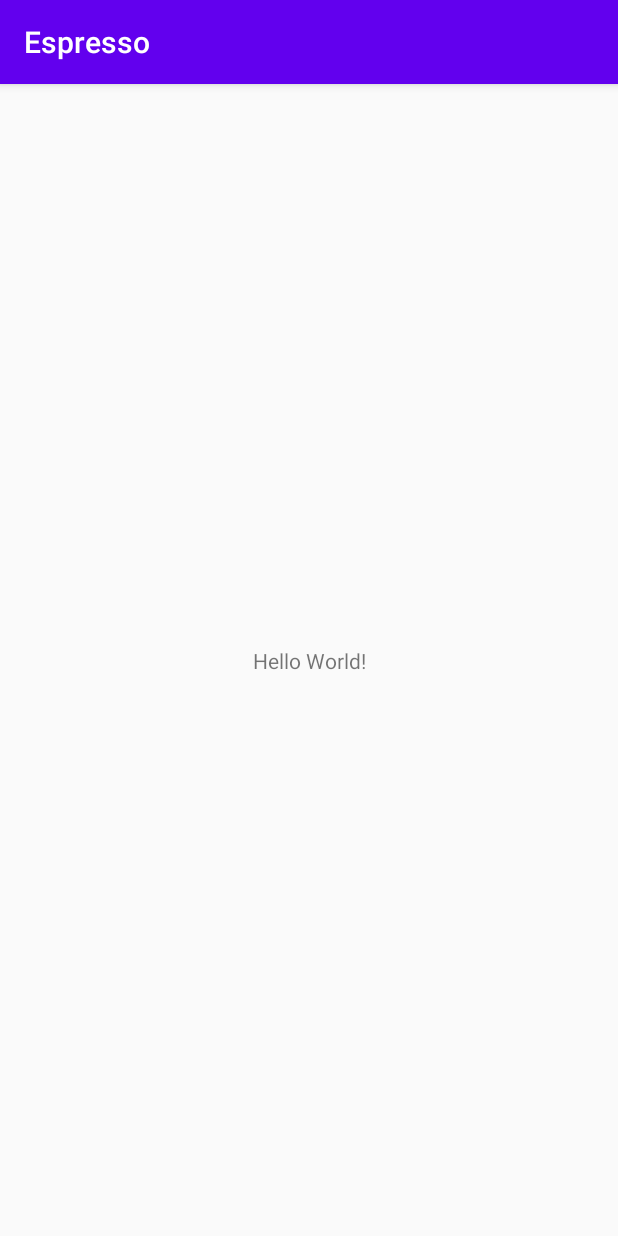
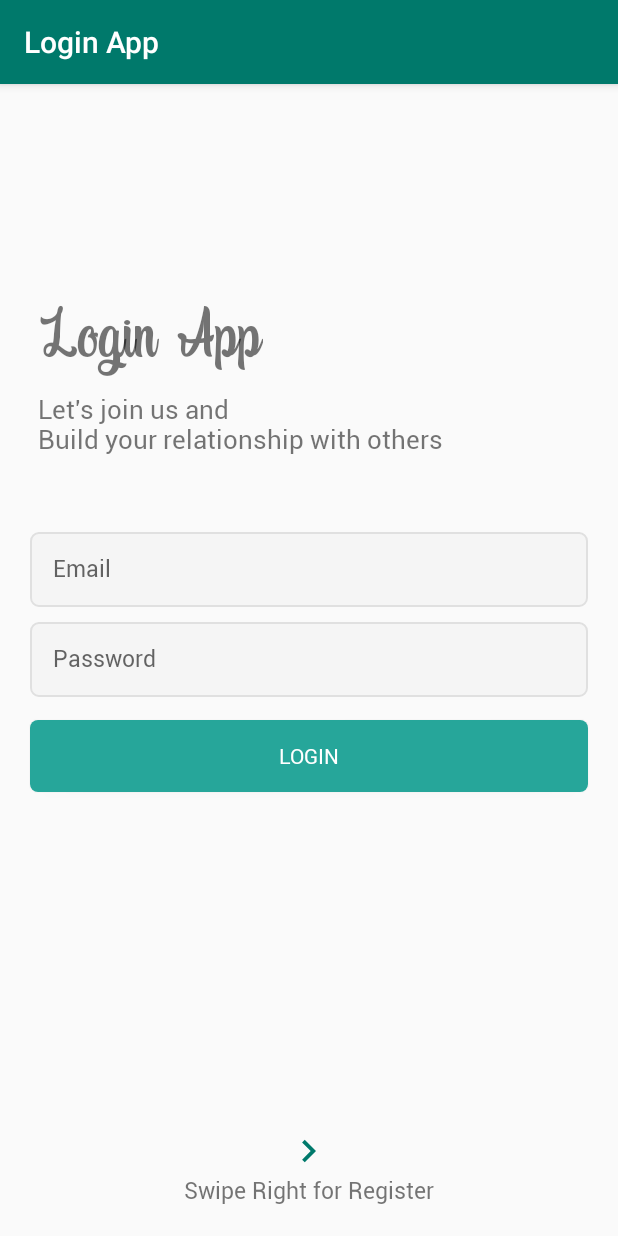
Before and after one commit to vaskocuturilo/Espresso, an Android app: the screen it shows after launch (MainActivity before the commit, LoginActivity after it), on a phone screen of 412 x 824 dp. Run offline under Robolectric (Android 15) with nearby library versions, the phone set to English and light mode, and no system bars; libraries missing offline, so code that uses them is left out: com.parse; 1 statement that could not run was skipped.

Commit message:
DV-0002: Create login form.

```diff
--- a/app/build.gradle
+++ b/app/build.gradle
@@ -20,14 +20,33 @@ android {
             proguardFiles getDefaultProguardFile('proguard-android-optimize.txt'), 'proguard-rules.pro'
         }
     }
+    compileOptions {
+        sourceCompatibility JavaVersion.VERSION_1_8
+        targetCompatibility JavaVersion.VERSION_1_8
+    }
+
+}
+
+repositories {
+    mavenCentral()
+    jcenter()
+    maven { url 'https://jitpack.io' }
+}
+
+ext {
+    parseVersion = "1.26.0"
 }
 
 dependencies {
-    implementation fileTree(dir: "libs", include: ["*.jar"])
-    implementation 'androidx.appcompat:appcompat:1.2.0'
-    implementation 'androidx.constraintlayout:constraintlayout:2.0.4'
+    implementation fileTree(dir: 'libs', include: ['*.jar'])
+
+    implementation 'androidx.appcompat:appcompat:1.1.0'
+    implementation 'androidx.constraintlayout:constraintlayout:1.1.3'
+    implementation 'androidx.legacy:legacy-support-v4:1.0.0'
     testImplementation 'junit:junit:4.12'
-    androidTestImplementation 'androidx.test.ext:junit:1.1.2'
-    androidTestImplementation 'androidx.test.espresso:espresso-core:3.3.0'
-
+    androidTestImplementation 'androidx.test.ext:junit:1.1.1'
+    androidTestImplementation 'androidx.test.espresso:espresso-core:3.2.0'
+    implementation "com.github.parse-community.Parse-SDK-Android:parse:$parseVersion"
+    androidTestImplementation 'androidx.test.uiautomator:uiautomator:2.2.0'
+    implementation 'com.google.code.gson:gson:2.8.6'
 }
--- a/app/src/main/AndroidManifest.xml
+++ b/app/src/main/AndroidManifest.xml
@@ -1,15 +1,29 @@
 <?xml version="1.0" encoding="utf-8"?>
 <manifest xmlns:android="http://schemas.android.com/apk/res/android"
-    package="com.example.espresso" >
+    package="com.example.espresso">
+
+    <uses-permission android:name="android.permission.ACCESS_NETWORK_STATE" />
+    <uses-permission android:name="android.permission.INTERNET" />
 
     <application
+        android:name=".App"
         android:allowBackup="true"
         android:icon="@mipmap/ic_launcher"
         android:label="@string/app_name"
         android:roundIcon="@mipmap/ic_launcher_round"
         android:supportsRtl="true"
-        android:theme="@style/AppTheme" >
-        <activity android:name=".MainActivity" >
+        android:theme="@style/AppTheme">
+        <meta-data
+            android:name="com.parse.SERVER_URL"
+            android:value="@string/back4app_server_url" />
+        <meta-data
+            android:name="com.parse.APPLICATION_ID"
+            android:value="@string/app_id" />
+        <meta-data
+            android:name="com.parse.CLIENT_KEY"
+            android:value="@string/app_key" />
+
+        <activity android:name=".LoginActivity">
             <intent-filter>
                 <action android:name="android.intent.action.MAIN" />
 
@@ -17,5 +31,4 @@
             </intent-filter>
         </activity>
     </application>
-
 </manifest>
--- /dev/null
+++ b/app/src/main/java/com/example/espresso/App.java
@@ -0,0 +1,20 @@
+package com.example.espresso;
+
+import android.app.Application;
+
+import com.parse.Parse;
+
+public class App extends Application {
+
+    @Override
+    public void onCreate() {
+        super.onCreate();
+
+        Parse.initialize(new Parse.Configuration.Builder(this)
+                .applicationId(getString(R.string.app_id))
+                .clientKey(getString(R.string.app_key))
+                .server("https://parseapi.back4app.com/")
+                .build()
+        );
+    }
+}
--- /dev/null
+++ b/app/src/main/java/com/example/espresso/LoginActivity.java
@@ -0,0 +1,14 @@
+package com.example.espresso;
+
+import android.os.Bundle;
+
+import androidx.appcompat.app.AppCompatActivity;
+
+public class LoginActivity extends AppCompatActivity {
+
+    @Override
+    protected void onCreate(final Bundle bundle) {
+        super.onCreate(bundle);
+        setContentView(R.layout.login_activity);
+    }
+}
--- a/app/src/main/java/com/example/espresso/MainActivity.java
+++ /dev/null
@@ -1,13 +0,0 @@
-package com.example.espresso;
-
-import androidx.appcompat.app.AppCompatActivity;
-import android.os.Bundle;
-
-public class MainActivity extends AppCompatActivity {
-
-    @Override
-    protected void onCreate(Bundle savedInstanceState) {
-        super.onCreate(savedInstanceState);
-        setContentView(R.layout.activity_main);
-    }
-}
--- /dev/null
+++ b/app/src/main/res/drawable/btn_custom.xml
@@ -0,0 +1,14 @@
+<?xml version="1.0" encoding="utf-8"?>
+<shape xmlns:android="http://schemas.android.com/apk/res/android"
+    android:padding="10dp"
+    android:shape="rectangle" >
+
+    <solid android:color="#26a69a" />
+
+    <corners
+        android:bottomLeftRadius="5dp"
+        android:bottomRightRadius="5dp"
+        android:topLeftRadius="5dp"
+        android:topRightRadius="5dp" />
+
+</shape>
--- /dev/null
+++ b/app/src/main/res/drawable/et_custom.xml
@@ -0,0 +1,18 @@
+<?xml version="1.0" encoding="utf-8"?>
+<shape xmlns:android="http://schemas.android.com/apk/res/android"
+    android:padding="10dp"
+    android:shape="rectangle" >
+
+    <solid android:color="#f5f5f5" />
+
+    <stroke
+        android:width="1dp"
+        android:color="#e0e0e0" />
+
+    <corners
+        android:bottomLeftRadius="5dp"
+        android:bottomRightRadius="5dp"
+        android:topLeftRadius="5dp"
+        android:topRightRadius="5dp" />
+
+</shape>
--- /dev/null
+++ b/app/src/main/res/drawable/ic_arrow_left.xml
@@ -0,0 +1,8 @@
+<vector android:height="24dp"
+    android:tint="@color/colorPrimary"
+    android:viewportHeight="24.0"
+    android:viewportWidth="24.0"
+    android:width="24dp"
+    xmlns:android="http://schemas.android.com/apk/res/android">
+    <path android:fillColor="#FF000000" android:pathData="M15.41,16.09l-4.58,-4.59 4.58,-4.59L14,5.5l-6,6 6,6z"/>
+</vector>
--- /dev/null
+++ b/app/src/main/res/drawable/ic_arrow_right.xml
@@ -0,0 +1,8 @@
+<vector android:height="24dp"
+    android:tint="@color/colorPrimary"
+    android:viewportHeight="24.0"
+    android:viewportWidth="24.0"
+    android:width="24dp"
+    xmlns:android="http://schemas.android.com/apk/res/android">
+    <path android:fillColor="#FF000000" android:pathData="M8.59,16.34l4.58,-4.59 -4.58,-4.59L10,5.75l6,6 -6,6z"/>
+</vector>
--- a/app/src/main/res/layout/activity_main.xml
+++ /dev/null
@@ -1,18 +0,0 @@
-<?xml version="1.0" encoding="utf-8"?>
-<androidx.constraintlayout.widget.ConstraintLayout
-    xmlns:android="http://schemas.android.com/apk/res/android"
-    xmlns:tools="http://schemas.android.com/tools"
-    xmlns:app="http://schemas.android.com/apk/res-auto"
-    android:layout_width="match_parent"
-    android:layout_height="match_parent"
-    tools:context=".MainActivity">
-    <TextView
-      android:layout_width="wrap_content"
-      android:layout_height="wrap_content"
-      android:text="Hello World!"
-      app:layout_constraintBottom_toBottomOf="parent"
-      app:layout_constraintLeft_toLeftOf="parent"
-      app:layout_constraintRight_toRightOf="parent"
-      app:layout_constraintTop_toTopOf="parent" />
-
-  </androidx.constraintlayout.widget.ConstraintLayout>
--- /dev/null
+++ b/app/src/main/res/layout/login_activity.xml
@@ -0,0 +1,90 @@
+<?xml version="1.0" encoding="utf-8"?>
+<RelativeLayout xmlns:android="http://schemas.android.com/apk/res/android"
+    xmlns:tools="http://schemas.android.com/tools"
+    android:layout_width="match_parent"
+    android:layout_height="match_parent"
+    tools:context=".LoginActivity">
+
+    <TextView
+        android:id="@+id/tv_title"
+        android:layout_width="wrap_content"
+        android:layout_height="wrap_content"
+        android:text="@string/app_name"
+        android:textSize="50sp"
+        android:fontFamily="@font/indigo_daisy"
+        android:layout_marginStart="25dp"
+        android:layout_marginBottom="10dp"
+        android:layout_above="@id/tv_subtitle"/>
+
+    <TextView
+        android:id="@+id/tv_subtitle"
+        android:layout_width="wrap_content"
+        android:layout_height="wrap_content"
+        android:text="@string/tag"
+        android:textSize="17sp"
+        android:fontFamily="@font/roboto_regular"
+        android:layout_marginStart="25dp"
+        android:layout_marginBottom="50dp"
+        android:layout_above="@id/et_email"/>
+
+    <EditText
+        android:id="@+id/et_email"
+        android:layout_width="match_parent"
+        android:layout_height="50dp"
+        android:hint="@string/e_mail"
+        android:layout_marginLeft="20dp"
+        android:layout_marginRight="20dp"
+        android:padding="15dp"
+        android:inputType="textEmailAddress"
+        android:fontFamily="@font/roboto_regular"
+        android:layout_above="@id/et_password"
+        android:background="@drawable/et_custom"
+        android:textSize="15sp" />
+
+    <EditText
+        android:id="@+id/et_password"
+        android:layout_width="match_parent"
+        android:layout_height="50dp"
+        android:hint="@string/password"
+        android:layout_marginLeft="20dp"
+        android:layout_marginRight="20dp"
+        android:layout_marginTop="10dp"
+        android:padding="15dp"
+        android:fontFamily="@font/roboto_regular"
+        android:inputType="textPassword"
+        android:layout_centerInParent="true"
+        android:background="@drawable/et_custom"
+        android:textSize="15sp" />
+
+    <Button
+        android:id="@+id/btn_login"
+        android:layout_width="match_parent"
+        android:layout_height="wrap_content"
+        android:layout_below="@id/et_password"
+        android:background="@drawable/btn_custom"
+        android:layout_marginLeft="20dp"
+        android:layout_marginRight="20dp"
+        android:layout_marginTop="15dp"
+        android:fontFamily="@font/roboto_regular"
+        android:textColor="@android:color/white"
+        android:text="@string/login"/>
+
+    <ImageView
+        android:layout_width="30dp"
+        android:layout_height="30dp"
+        android:src="@drawable/ic_arrow_right"
+        android:layout_above="@id/swipeRight"
+        android:layout_centerHorizontal="true"/>
+
+    <TextView
+        android:id="@+id/swipeRight"
+        android:layout_width="wrap_content"
+        android:layout_height="wrap_content"
+        android:text="@string/swipe_right_for_register"
+        android:textSize="15sp"
+        android:fontFamily="@font/roboto_regular"
+        android:layout_centerHorizontal="true"
+        android:layout_alignParentBottom="true"
+        android:layout_marginBottom="20dp"/>
+
+</RelativeLayout>
--- a/app/src/main/res/values/colors.xml
+++ b/app/src/main/res/values/colors.xml
@@ -1,6 +1,6 @@
 <?xml version="1.0" encoding="utf-8"?>
 <resources>
-    <color name="colorPrimary">#6200EE</color>
-    <color name="colorPrimaryDark">#3700B3</color>
-    <color name="colorAccent">#03DAC5</color>
+    <color name="colorPrimary">#00796b</color>
+    <color name="colorPrimaryDark">#00695C</color>
+    <color name="colorAccent">#FF4081</color>
 </resources>
--- a/app/src/main/res/values/strings.xml
+++ b/app/src/main/res/values/strings.xml
@@ -1,3 +1,22 @@
 <resources>
-    <string name="app_name">Espresso</string>
+    <string name="app_name">Login App</string>
+
+    <!-- TODO: Remove or change this placeholder text -->
+    <string name="hello_blank_fragment">Hello blank fragment</string>
+    <string name="swipe_left_for_register">Swipe Left for Register</string>
+    <string name="login">Login</string>
+    <string name="password">Password</string>
+    <string name="e_mail">Email</string>
+    <string name="tag">Let\'s join us and \nBuild your relationship with others</string>
+    <string name="swipe_right_for_login">Swipe Right for Login</string>
+    <string name="swipe_right_for_register">Swipe Right for Register</string>
+    <string name="register">Register</string>
+    <string name="re_type_password">Re-type Password</string>
+    <string name="your_name">Full Name</string>
+    <string name="back4app_server_url">https://parseapi.back4app.com/</string>
+    <string name="app_id">PASTE_YOUR_APPLICATION_ID_HERE</string>
+    <string name="app_key">PASTE_YOUR_CLIENT_KEY_HERE</string>
+    <string name="alert_title">Information message</string>
+    <string name="welcome">Welcome to my app</string>
+    <string name="logout">Logout</string>
 </resources>
```
Also changed, not shown: app/src/main/res/font/indigo_daisy.ttf (added), app/src/main/res/font/roboto_regular.ttf (added).
